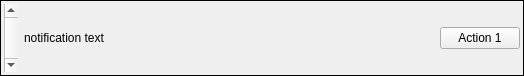
Before: the Qt Designer form src/desktop-remote/notificationbar.ui in hyperquantum/PMP, drawn with Qt 5.
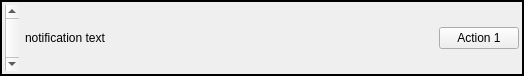
After: the same form once the commit is applied.

Commit message: Increase border width of notification bar

```diff
--- a/src/desktop-remote/notificationbar.ui
+++ b/src/desktop-remote/notificationbar.ui
@@ -16,6 +16,9 @@
   <property name="frameShape">
    <enum>QFrame::Shape::Box</enum>
   </property>
+  <property name="lineWidth">
+   <number>2</number>
+  </property>
   <layout class="QHBoxLayout" name="horizontalLayout">
    <property name="leftMargin">
     <number>3</number>
```
